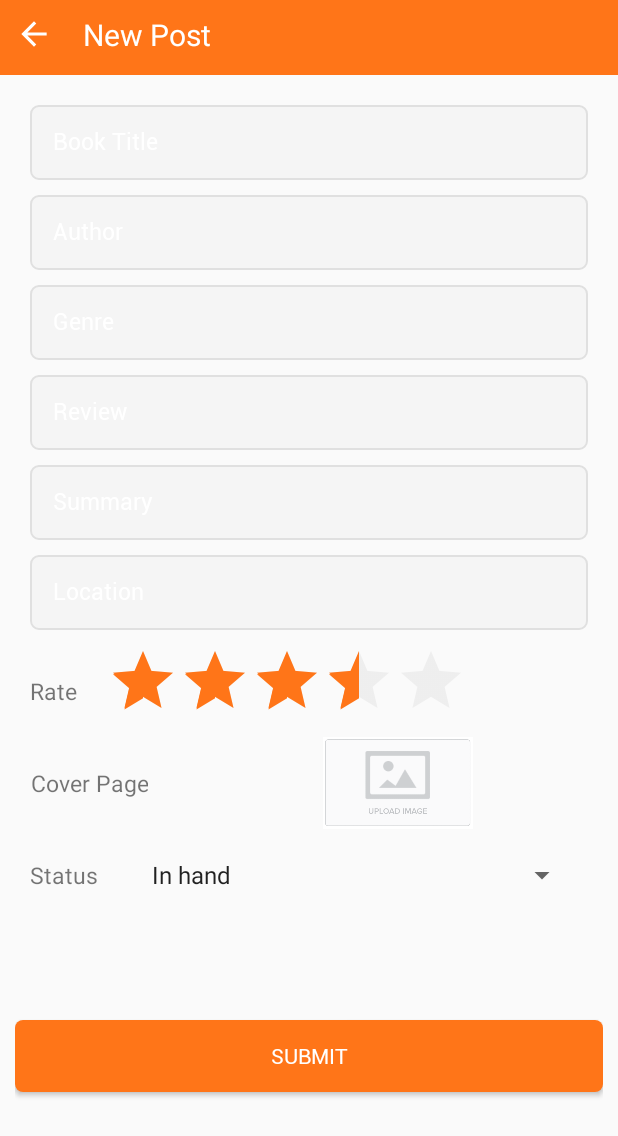
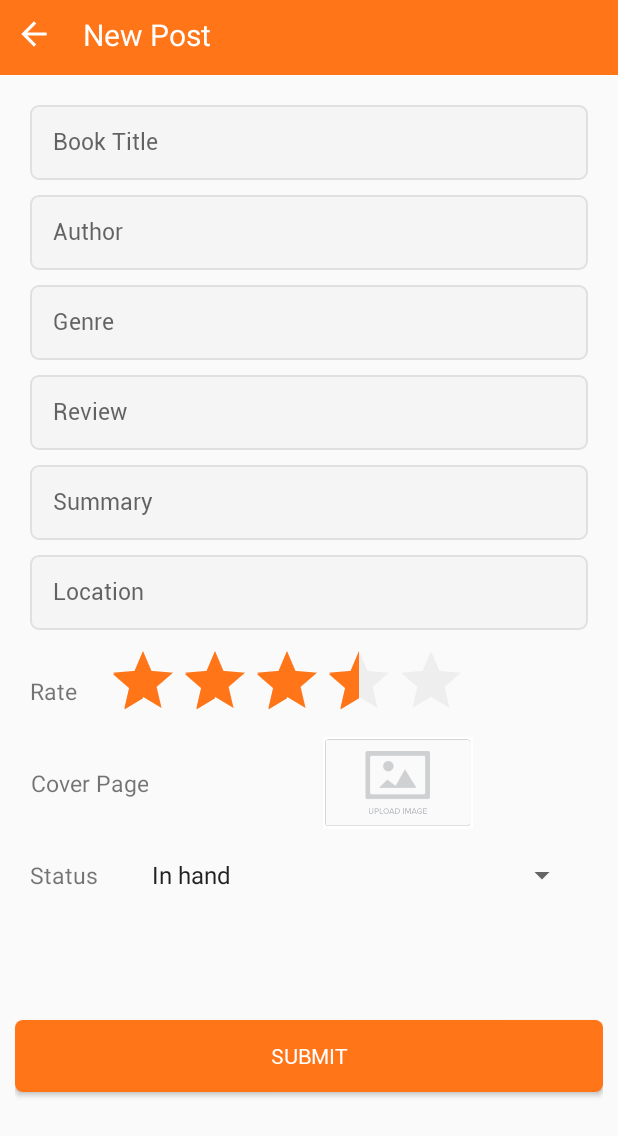
Before and after one commit to kavitha565/android_project, an Android app: the AddPost screen opened directly, with no data from a screen before it, on a phone screen of 412 x 824 dp. Shown: the top 1136 px of the screen. Run offline under Robolectric (Android 15) with nearby library versions, the phone set to English and light mode, and no system bars; our stand-ins replace Firebase (no records; nobody signed in at launch, a user with empty details on screens opened directly).

Commit message:
updating hint color

```diff
--- a/app/src/main/res/values/styles.xml
+++ b/app/src/main/res/values/styles.xml
@@ -6,7 +6,7 @@
         <item name="colorPrimary">@color/colorPrimary</item>
         <item name="colorPrimaryDark">@color/colorPrimaryDark</item>
         <item name="colorAccent">@color/colorAccent</item>
-        <item name="android:textColorHint">@color/white</item>
+<!--        <item name="android:textColorHint">@color/white</item>-->
     </style>
 
     <style name="AppTheme.NoActionBar">
```
